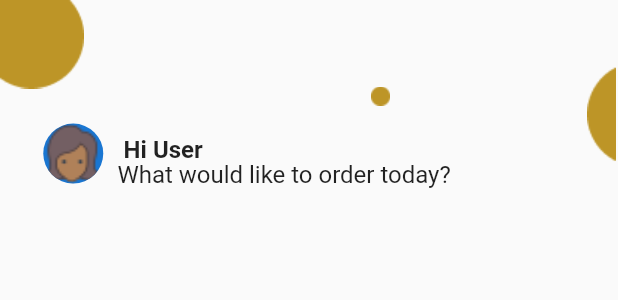
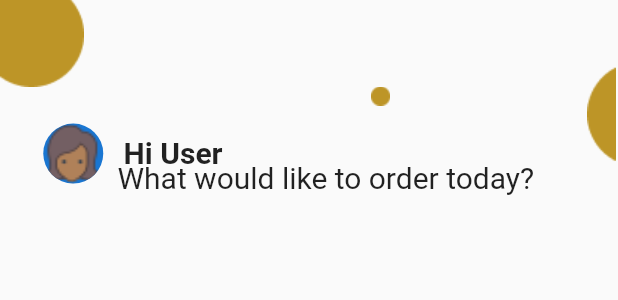
Before and after one commit to batsy3/veganic-foods-mobile, a Flutter app: the PagesBackground widget shown alone on an empty page, opened directly, on a phone screen of 412 x 824 dp. Shown: the top 300 px of the screen. Run offline on Flutter 3.47's test engine with Material 2 defaults, Android fonts, the phone set to English and light mode, and no system bars; our stand-ins replace badges, email_validator, flutter_screenutil, flutter_slidable, get and 1 more; missing offline and left inert: credit_card_input_form, dart:ffi, flutter_stripe, qr_code_scanner, short_uuids; accounts and stored records are empty; network calls fail; Roboto replaces fonts that are missing (SF Pro Rounded).

Commit message:
page components fix

```diff
--- a/lib/screens/scanning_page/components/qr_code_scanner.dart
+++ b/lib/screens/scanning_page/components/qr_code_scanner.dart
@@ -50,7 +50,7 @@ class _QRCodeScannerState extends State<QRCodeScanner> {
                 children: [
                   Container(
                     width: size.width,
-                    height: size.height *0.678,
+                    height: size.height * 0.678,
                     // padding:  EdgeInsets.symmetric(vertical: 0.h),
                     decoration:  BoxDecoration(
                         color: Colors.white,
--- a/lib/widgets/page_background.dart
+++ b/lib/widgets/page_background.dart
@@ -11,7 +11,7 @@ class PagesBackground extends StatelessWidget {
         children: [
           Positioned(
               left: size.width*0.0,
-              top: size.height * 0,
+              top: -1,
               child: Image.asset('assets/images/Ellipse_9.png')),
           Positioned(
               top: size.height*0.05,
@@ -29,14 +29,14 @@ class PagesBackground extends StatelessWidget {
             top:size.height*0.11,
             right: null,
             bottom: null,
-            child: Text('Hi User', style: TextStyle(fontSize: 16, fontWeight: FontWeight.bold),),
+            child: Text('Hi User', style: TextStyle(fontSize: 20, fontWeight: FontWeight.bold),),
           ),
            Positioned(
             left:size.width*0.19,
             top: size.height*0.13,
             right: null,
             bottom: null,
-            child: Text('What would like to order today?', style: TextStyle(fontSize: 16, fontWeight: FontWeight.normal)),
+            child: Text('What would like to order today?', style: TextStyle(fontSize: 20, fontWeight: FontWeight.normal)),
           ),
           Positioned(
               top: size.height*0.07,
```
Also changed, not shown: lib/main.dart (+6 -6 lines).
